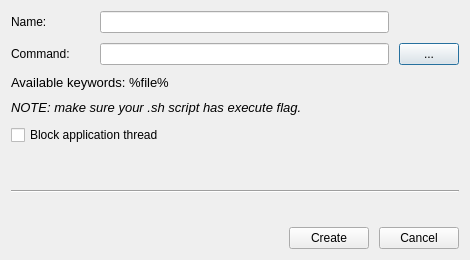
This is qimgv/gui/dialogs/scripteditordialog.ui in do-i/thumbgrid as Qt 5 draws it before an edit. The edited form follows.
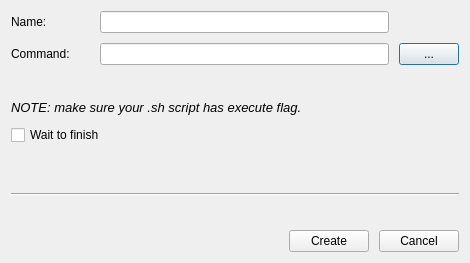
This is the edited form.

The edit to the form file:
```diff
--- a/qimgv/gui/dialogs/scripteditordialog.ui
+++ b/qimgv/gui/dialogs/scripteditordialog.ui
@@ -7,7 +7,7 @@
     <x>0</x>
     <y>0</y>
     <width>470</width>
-    <height>260</height>
+    <height>263</height>
    </rect>
   </property>
   <property name="windowTitle">
@@ -106,7 +106,7 @@
         </font>
        </property>
        <property name="text">
-        <string>Available keywords: %file%</string>
+        <string/>
        </property>
        <property name="margin">
         <number>4</number>
@@ -139,7 +139,7 @@
      <item>
       <widget class="QCheckBox" name="blockingCheckBox">
        <property name="text">
-        <string>Block application thread</string>
+        <string>Wait to finish</string>
        </property>
       </widget>
      </item>
```
Left out of the diff: 159 changed lines with no effect on the pictures.
